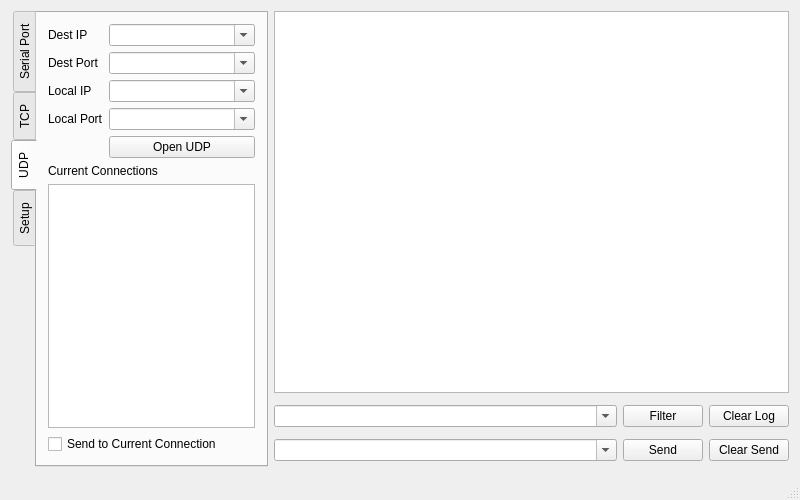
Before: the Qt Designer form mainwindow.ui in qqj1228/CommHelper, drawn with Qt 5.
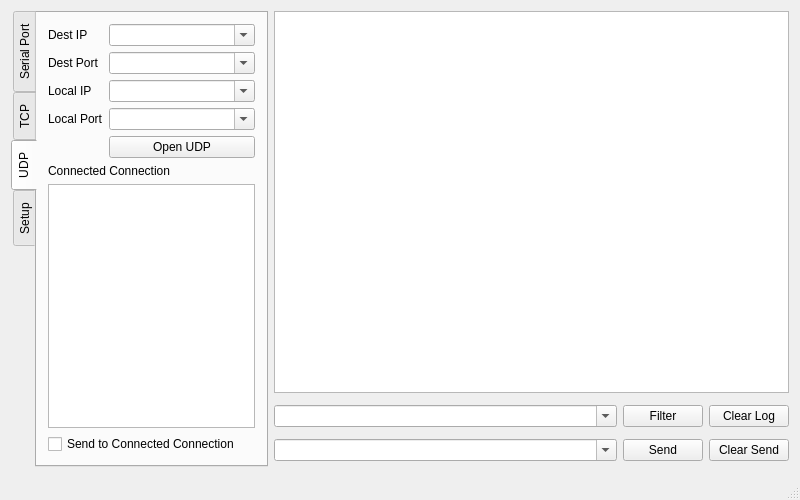
After: the same form once the commit is applied. The open tabs and pages were chosen to show the change.

Commit message: added using send to connected UDP connection function

```diff
--- a/mainwindow.ui
+++ b/mainwindow.ui
@@ -469,7 +469,7 @@
         <item row="7" column="0" colspan="2">
          <widget class="QCheckBox" name="checkCurrConn">
           <property name="text">
-           <string>Send to Current Connection</string>
+           <string>Send to Connected Connection</string>
           </property>
          </widget>
         </item>
@@ -482,7 +482,7 @@
            </sizepolicy>
           </property>
           <property name="text">
-           <string>Current Connections</string>
+           <string>Connected Connection</string>
           </property>
          </widget>
         </item>
```
Left out of the diff: 6 changed lines with no effect on the pictures. The commit also changes 6 other files.
